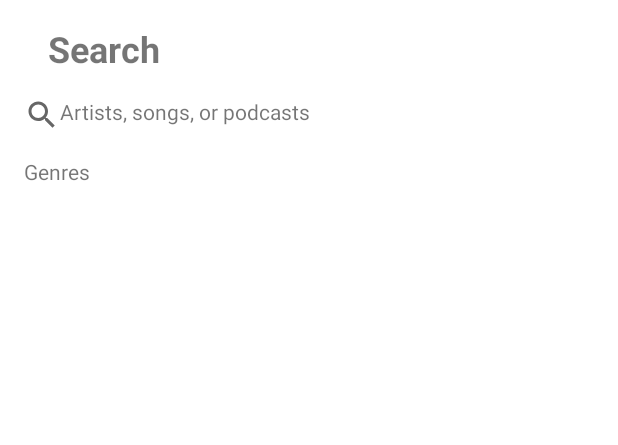
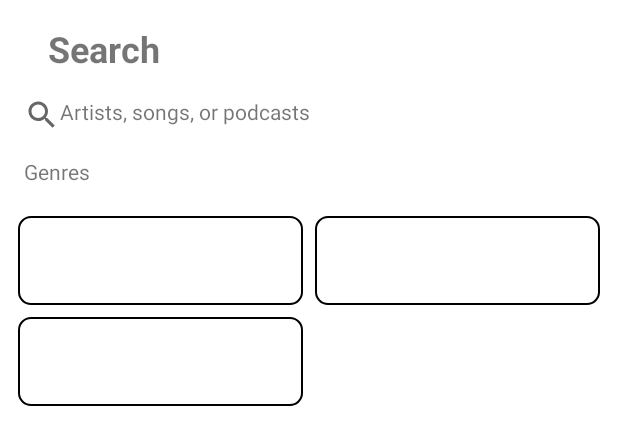
Before and after one commit to anh123abc777/tonezone, an Android app: the layout fragment_search.xml on its own in the app's theme, with its tools: preview values and no code run, on a phone screen of 412 x 824 dp. Shown: the top 445 px of the screen. Run offline under Robolectric (Android 15) with nearby library versions, the phone set to English and light mode, and no system bars.

Commit message:
search UI and get Genre from web api

```diff
--- a/app/src/main/java/com/example/tonezone/network/ToneApiService.kt
+++ b/app/src/main/java/com/example/tonezone/network/ToneApiService.kt
@@ -32,6 +32,11 @@ interface ToneApiService {
         @Body context_uri: String,
         @Query("device_id") device_id: String
     ): Deferred<String>
+
+    @GET("recommendations/available-genre-seeds")
+    fun getGenres(
+        @Header("Authorization") auth: String
+    ): Deferred<Topic>
 }
 
 object ToneApi{
--- a/app/src/main/res/drawable/border_avt_playlist.xml
+++ b/app/src/main/res/drawable/border_avt_playlist.xml
@@ -1,9 +1,9 @@
 <?xml version="1.0" encoding="utf-8"?>
 <shape xmlns:android="http://schemas.android.com/apk/res/android">
 
-    <corners android:radius="16dp"/>
+    <corners android:radius="8dp"/>
     <stroke android:color="@color/black" android:width="1dp"/>
     <solid android:color="@color/white"/>
-    <padding android:left="1dp" android:top="1dp" android:right="1dp"
-        android:bottom="1dp" />
+    <padding android:left="8dp" android:top="8dp" android:right="8dp"
+        android:bottom="32dp" />
 </shape>
--- a/app/src/main/res/layout/fragment_search.xml
+++ b/app/src/main/res/layout/fragment_search.xml
@@ -1,10 +1,22 @@
 <?xml version="1.0" encoding="utf-8"?>
-<androidx.constraintlayout.widget.ConstraintLayout xmlns:android="http://schemas.android.com/apk/res/android"
+<layout xmlns:android="http://schemas.android.com/apk/res/android"
     xmlns:app="http://schemas.android.com/apk/res-auto"
-    xmlns:tools="http://schemas.android.com/tools"
+    xmlns:tools="http://schemas.android.com/tools">
+
+    <data>
+        <variable
+            name="viewModel"
+            type="com.example.tonezone.search.SearchViewModel" />
+    </data>
+
+    <androidx.core.widget.NestedScrollView
         android:layout_width="match_parent"
         android:layout_height="match_parent"
         tools:context=".search.SearchFragment">
+    <androidx.constraintlayout.widget.ConstraintLayout
+        android:layout_width="match_parent"
+        android:layout_height="match_parent"
+        >
 
 
         <TextView
@@ -37,10 +49,18 @@
             android:id="@+id/genre"
             android:layout_width="match_parent"
             android:layout_height="wrap_content"
-        android:layout_marginStart="16dp"
+            android:layout_marginStart="8dp"
+            android:layout_marginEnd="8dp"
             android:layout_marginTop="16dp"
+            android:layout_marginBottom="64dp"
+            android:clipToPadding="true"
+            android:nestedScrollingEnabled="false"
+            app:layoutManager="androidx.recyclerview.widget.GridLayoutManager"
+            app:layout_constraintBottom_toBottomOf="parent"
             app:layout_constraintStart_toStartOf="parent"
-        app:layout_constraintTop_toBottomOf="@+id/textView3" />
+            app:layout_constraintTop_toBottomOf="@+id/textView3"
+            app:spanCount="2"
+            tools:listitem="@layout/item_genre" />
 
         <TextView
             android:id="@+id/textView3"
@@ -52,3 +72,5 @@
             app:layout_constraintStart_toStartOf="parent"
             app:layout_constraintTop_toBottomOf="@+id/textView" />
     </androidx.constraintlayout.widget.ConstraintLayout>
+    </androidx.core.widget.NestedScrollView>
+</layout>
--- a/app/src/main/res/layout/fragment_your_library.xml
+++ b/app/src/main/res/layout/fragment_your_library.xml
@@ -9,6 +9,6 @@
     <TextView
         android:layout_width="match_parent"
         android:layout_height="match_parent"
-        android:text="@string/your_playlist" />
+        android:text="@string/your_playlist"/>
 
 </FrameLayout>
--- /dev/null
+++ b/app/src/main/res/layout/item_genre.xml
@@ -0,0 +1,26 @@
+<?xml version="1.0" encoding="utf-8"?>
+<layout xmlns:android="http://schemas.android.com/apk/res/android">
+
+    <data>
+        <variable
+            name="genreName"
+            type="String" />
+    </data>
+
+    <RelativeLayout
+        android:layout_width="wrap_content"
+        android:layout_height="wrap_content"
+        android:background="@drawable/border_avt_playlist"
+        android:layout_margin="4dp"
+        >
+
+        <TextView
+            android:id="@+id/genre_name_view"
+            android:layout_width="wrap_content"
+            android:layout_height="wrap_content"
+            android:text="@{genreName}"
+            android:layout_alignParentEnd="true"
+            android:layout_alignParentTop="true"
+        />
+    </RelativeLayout>
+</layout>
--- a/settings.gradle
+++ b/settings.gradle
@@ -11,7 +11,7 @@ pluginManagement {
         id 'org.jetbrains.kotlin.plugin.parcelize' version '1.5.21'
         id "org.jetbrains.kotlin.kapt" version '1.5.21'
         id 'androidx.navigation.safeargs' version '2.4.0-alpha07'
-
+        id "org.jetbrains.kotlin.jvm" version "1.6.0"
     }
 }
 dependencyResolutionManagement {
```
Also changed, not shown: app/build.gradle (+7 -3 lines), app/src/main/java/com/example/tonezone/BindingAdapter.kt (+11 -0 lines), app/src/main/java/com/example/tonezone/MainActivity.kt (+22 -16 lines), app/src/main/java/com/example/tonezone/adapter/GenreAdapter.kt (added, +50 -0 lines), app/src/main/java/com/example/tonezone/network/Topic.kt (added, +8 -0 lines), app/src/main/java/com/example/tonezone/search/SearchFragment.kt (+34 -40 lines), app/src/main/java/com/example/tonezone/search/SearchViewModel.kt (added, +38 -0 lines), app/src/main/java/com/example/tonezone/search/SearchViewModelFactory.kt (added, +14 -0 lines). Lines whose indentation alone changed are shown as unchanged.
